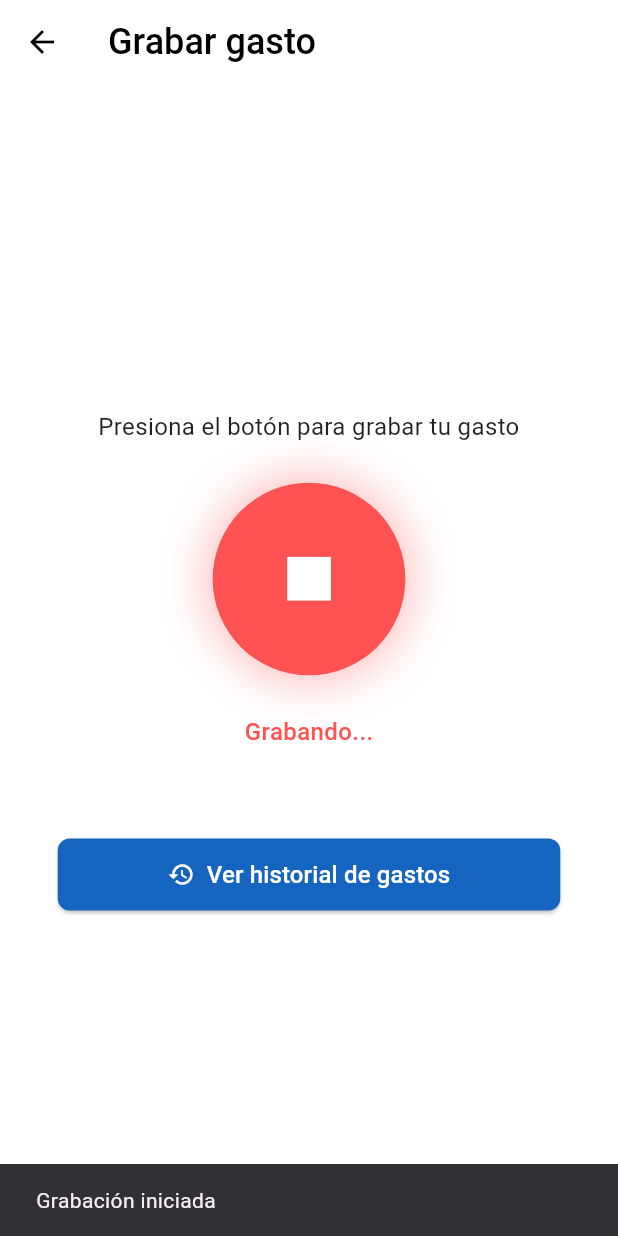
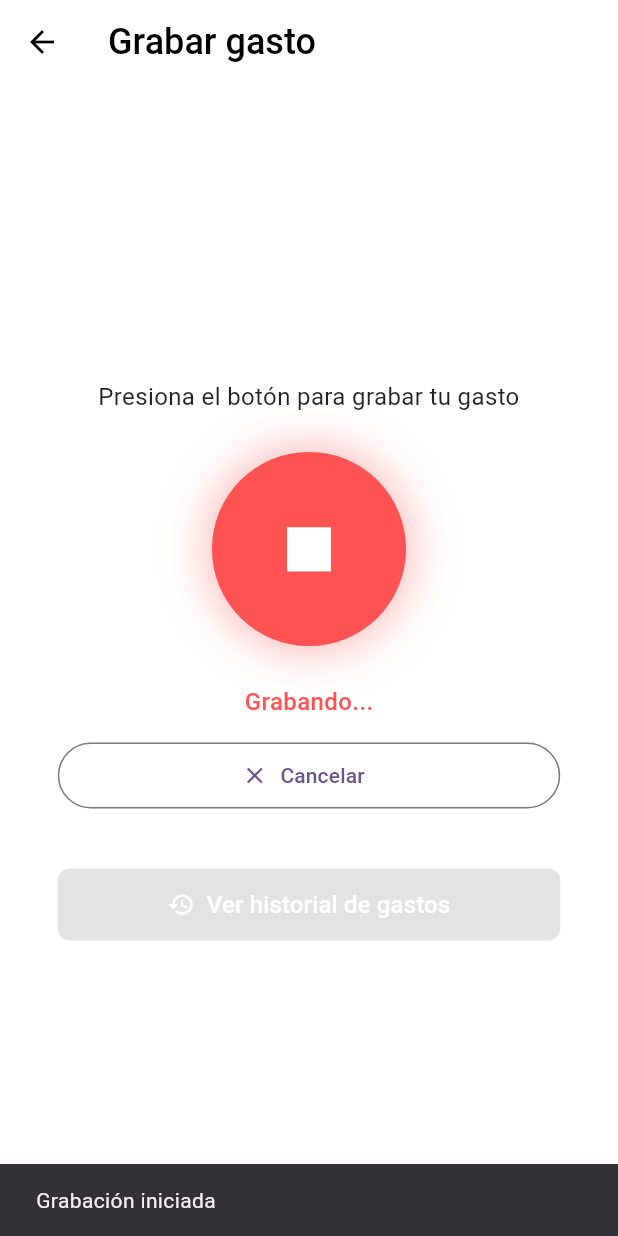
Before and after one commit to ethel1312/fynso, a Flutter app: the GrabarGastoScreen screen opened by its route, after a tap on the "mic" icon, on a phone screen of 412 x 824 dp. Run offline on Flutter 3.47's test engine with Material 3 defaults, Android fonts, the phone set to English and light mode, and no system bars; our stand-ins replace fl_chart, flutter_svg, permission_handler, shared_preferences; missing offline and left inert: flutter_sound; accounts and stored records are empty; statements that could not run were skipped.

Commit message:
mejoras en el servicio de grabar
- botón cancelar grabación añadido
- mostrar el detalle del gasto al terminar de grabar
- no permitir acceder al historial hasta que se termine de procesar el audio (para evitar mostrar una pantalla de historial vacío y tener que volver a ingresar a esta)

```diff
--- a/lib/data/models/transcribe_response.dart
+++ b/lib/data/models/transcribe_response.dart
@@ -1,19 +1,51 @@
+import 'dart:convert';
+import 'transaction_response.dart';
+
 class TranscribeResponse {
   final String transcript;
   final Map<String, dynamic> extracted;
-  final Map<String, dynamic> monthSummary;
+  final int? createdTransactionId;
+  final TransactionResponse? transaction; // prefetch
+  final Map<String, dynamic>? monthSummary;
 
   TranscribeResponse({
     required this.transcript,
     required this.extracted,
-    required this.monthSummary,
+    this.createdTransactionId,
+    this.transaction,
+    this.monthSummary,
   });
 
-  factory TranscribeResponse.fromJson(Map<String, dynamic> json) {
+  factory TranscribeResponse.fromApi(Map<String, dynamic> root) {
+    final data = (root['data'] ?? {}) as Map<String, dynamic>;
+    final transcript = (data['transcript'] ?? '') as String;
+
+    final extracted = Map<String, dynamic>.from(data['extracted'] ?? {});
+    final createdId = data['created_transaction_id'] as int?;
+    final txMap = data['transaction'] as Map<String, dynamic>?;
+
+    TransactionResponse? tx;
+    if (txMap != null) {
+      tx = TransactionResponse.fromJson(txMap);
+    }
+
+    final ms = data['month_summary'] as Map<String, dynamic>?;
+
     return TranscribeResponse(
-      transcript: json['data']['transcript'] ?? '',
-      extracted: json['data']['extracted'] ?? {},
-      monthSummary: json['data']['month_summary'] ?? {},
+      transcript: transcript,
+      extracted: extracted,
+      createdTransactionId: createdId,
+      transaction: tx,
+      monthSummary: ms,
     );
   }
+
+  // Alias por si en algún punto llamas desde un Map ya decodificado
+  factory TranscribeResponse.fromJson(Map<String, dynamic> root) =>
+      TranscribeResponse.fromApi(root);
+
+  static TranscribeResponse fromJsonString(String body) {
+    final root = jsonDecode(body) as Map<String, dynamic>;
+    return TranscribeResponse.fromApi(root);
+  }
 }
--- a/lib/features/agregar/view/grabar_gasto_screen.dart
+++ b/lib/features/agregar/view/grabar_gasto_screen.dart
@@ -1,18 +1,22 @@
-import 'package:flutter/material.dart';
-import 'package:fynso/common/themes/app_color.dart';
-import 'package:shared_preferences/shared_preferences.dart';
 import 'dart:async';
 import 'dart:io';
+
+import 'package:flutter/material.dart';
 import 'package:flutter_sound/flutter_sound.dart';
+import 'package:path_provider/path_provider.dart';
 import 'package:permission_handler/permission_handler.dart';
-import 'package:path_provider/path_provider.dart';
+import 'package:shared_preferences/shared_preferences.dart';
 
+import 'package:fynso/common/themes/app_color.dart';
 import '../../../common/widgets/custom_button.dart';
 import '../../../common/widgets/custom_text_title.dart';
+
+import '../../../data/services/audio_service.dart';
 import '../../../data/repositories/audio_repository.dart';
-import '../../../data/services/audio_service.dart';
 import '../view_model/grabar_gasto_viewmodel.dart';
-import '../../../data/models/transcribe_response.dart';
+
+// 👉 IMPORTA EL REQUEST QUE USA DetalleGastoScreen
+import '../../../data/models/transaction_detail_request.dart';
 
 class GrabarGastoScreen extends StatefulWidget {
   const GrabarGastoScreen({super.key});
@@ -23,127 +27,268 @@ class GrabarGastoScreen extends StatefulWidget {
 
 class _GrabarGastoScreenState extends State<GrabarGastoScreen>
     with SingleTickerProviderStateMixin {
+  // UI state
   bool isRecording = false;
+  bool isUploading = false;
+  bool isStopping = false; // evita taps múltiples al detener
+
+  // Animación del botón
   late AnimationController _controller;
   late Animation<double> _animation;
 
-  final recorder = FlutterSoundRecorder();
-  String? audioPath;
-  late GrabarGastoViewModel viewModel;
+  // Audio
+  final FlutterSoundRecorder _recorder = FlutterSoundRecorder();
+  String? _audioPath;
+
+  // VM
+  late final GrabarGastoViewModel _viewModel;
 
   @override
   void initState() {
     super.initState();
 
+    _viewModel = GrabarGastoViewModel(AudioRepository(AudioService()));
+
     _controller = AnimationController(
       vsync: this,
       duration: const Duration(seconds: 1),
-    )..repeat(reverse: true);
+    )..stop(); // solo animar cuando esté grabando
 
-    _animation = Tween<double>(
-      begin: 1.0,
-      end: 1.3,
-    ).animate(CurvedAnimation(parent: _controller, curve: Curves.easeInOut));
-
-    // Inicializa ViewModel
-    viewModel = GrabarGastoViewModel(AudioRepository(AudioService()));
-
-    // Inicializa recorder de manera segura
-    _initRecorder();
-  }
-
-  Future<void> _initRecorder() async {
-    // Solicitar permisos
-    if (!await Permission.microphone.isGranted) {
-      await Permission.microphone.request();
-    }
-
-    await recorder.openRecorder();
+    _animation = Tween<double>(begin: 1.0, end: 1.3)
+        .animate(CurvedAnimation(parent: _controller, curve: Curves.easeInOut));
   }
 
   @override
   void dispose() {
+    _safeStopAndClose();
     _controller.dispose();
-    recorder.closeRecorder();
     super.dispose();
   }
 
-  Future<void> startRecording() async {
+  // ----------------- Permisos -----------------
+
+  Future<void> _showGoToSettingsDialog() async {
+    if (!mounted) return;
+    await showDialog(
+      context: context,
+      builder: (ctx) => AlertDialog(
+        title: const Text('Permiso de micrófono requerido'),
+        content: const Text(
+          'Para grabar tus gastos, habilita el acceso al micrófono en los Ajustes del sistema.',
+        ),
+        actions: [
+          TextButton(
+            onPressed: () => Navigator.pop(ctx),
+            child: const Text('Cancelar'),
+          ),
+          TextButton(
+            onPressed: () async {
+              Navigator.pop(ctx);
+              await openAppSettings();
+            },
+            child: const Text('Abrir ajustes'),
+          ),
+        ],
+      ),
+    );
+  }
+
+  Future<bool> _ensureMicPermission() async {
+    var status = await Permission.microphone.status;
+    if (status.isGranted) return true;
+
+    status = await Permission.microphone.request();
+    if (status.isGranted) return true;
+
+    if (status.isPermanentlyDenied || status.isRestricted) {
+      await _showGoToSettingsDialog();
+    } else {
+      if (!mounted) return false;
+      ScaffoldMessenger.of(context).showSnackBar(
+        const SnackBar(content: Text('Se requiere el micrófono para grabar')),
+      );
+    }
+    return false;
+  }
+
+  // ----------------- Grabación -----------------
+
+  Future<void> _openRecorderIfNeeded() async {
+    await _recorder.openRecorder(); // idempotente
+  }
+
+  Future<void> _startRecording() async {
+    final ok = await _ensureMicPermission();
+    if (!ok) return;
+
     try {
-      await recorder.openRecorder();
+      await _openRecorderIfNeeded();
 
-      Directory dir = await getApplicationDocumentsDirectory();
-      audioPath = '${dir.path}/gasto.m4a';
+      final dir = await getApplicationDocumentsDirectory();
+      _audioPath = '${dir.path}/gasto.m4a';
 
-      await recorder.startRecorder(toFile: audioPath, codec: Codec.aacMP4);
+      await _recorder.startRecorder(
+        toFile: _audioPath,
+        codec: Codec.aacMP4,
+      );
+
+      setState(() {
+        isRecording = true;
+        _controller.repeat(reverse: true);
+      });
+
+      if (!mounted) return;
+      ScaffoldMessenger.of(context).showSnackBar(
+        const SnackBar(content: Text('Grabación iniciada')),
+      );
     } catch (e) {
-      ScaffoldMessenger.of(
-        context,
-      ).showSnackBar(SnackBar(content: Text('Error al iniciar grabación: $e')));
+      setState(() {
+        isRecording = false;
+        _controller.stop();
+      });
+      if (!mounted) return;
+      ScaffoldMessenger.of(context).showSnackBar(
+        SnackBar(content: Text('Error al iniciar grabación: $e')),
+      );
     }
   }
 
-  Future<void> stopRecording() async {
+  Future<void> _cancelRecording() async {
+    // Cancelar = detener y DESCARTAR archivo, sin subir
+    if (!isRecording || isUploading) return;
     try {
-      await recorder.stopRecorder();
+      try {
+        await _recorder.stopRecorder();
+      } catch (_) {}
+      // borrar archivo si existe
+      if (_audioPath != null) {
+        final f = File(_audioPath!);
+        if (await f.exists()) {
+          await f.delete();
+        }
+      }
+      setState(() {
+        isRecording = false;
+        _controller.stop();
+        _audioPath = null;
+      });
+      if (!mounted) return;
+      ScaffoldMessenger.of(context).showSnackBar(
+        const SnackBar(content: Text('Grabación cancelada')),
+      );
+    } catch (e) {
+      if (!mounted) return;
+      ScaffoldMessenger.of(context).showSnackBar(
+        SnackBar(content: Text('No se pudo cancelar: $e')),
+      );
+    } finally {
+      await _recorder.closeRecorder();
+    }
+  }
 
-      if (audioPath == null) return;
+  Future<void> _stopRecordingAndUpload() async {
+    if (isStopping) return;
+    isStopping = true;
+
+    try {
+      // 1) Detener
+      try {
+        await _recorder.stopRecorder();
+      } catch (_) {
+        // si ya estaba detenida, ignorar
+      }
+
+      setState(() {
+        isRecording = false;
+        _controller.stop();
+      });
+
+      // 2) Revisar archivo
+      if (_audioPath == null || !File(_audioPath!).existsSync()) {
+        if (!mounted) return;
+        ScaffoldMessenger.of(context).showSnackBar(
+          const SnackBar(content: Text('No se generó archivo de audio')),
+        );
+        return;
+      }
+
+      // 3) Subir
+      setState(() => isUploading = true);
 
       final prefs = await SharedPreferences.getInstance();
       final jwt = prefs.getString('jwt_token');
-
-      print("🟢 JWT leído antes de enviar audio: $jwt"); // <-- agrega esto
-
       if (jwt == null || jwt.isEmpty) {
+        if (!mounted) return;
         ScaffoldMessenger.of(context).showSnackBar(
           const SnackBar(content: Text('No se encontró token de usuario')),
         );
         return;
       }
 
-      await viewModel.enviarAudio(File(audioPath!), jwt);
+      await _viewModel.enviarAudio(File(_audioPath!), jwt);
 
-      if (viewModel.transcribeResult != null &&
-          viewModel.transcribeResult!.extracted.isNotEmpty) {
-        final gasto = viewModel.transcribeResult!.extracted;
-        Navigator.pushNamed(context, '/detalleGasto', arguments: gasto);
+      if (!mounted) return;
+
+      // 4) Navegar al detalle con datos REALES: SIEMPRE TransactionDetailRequest
+      final r = _viewModel.transcribeResult;
+      if (r != null) {
+        // Preferimos el id creado por el backend; si no, usamos el id de la transacción retornada
+        final txId = r.createdTransactionId ?? r.transaction?.idTransaction;
+        if (txId != null) {
+          final req = TransactionDetailRequest(jwt: jwt, idTransaction: txId);
+          await Navigator.pushNamed(context, '/detalleGasto', arguments: req);
+        } else {
+          // Fallback: no hay id -> no podemos cargar detalle por API
+          ScaffoldMessenger.of(context).showSnackBar(
+            const SnackBar(content: Text('No se obtuvo el ID de la transacción')),
+          );
+        }
       } else {
         ScaffoldMessenger.of(context).showSnackBar(
-          const SnackBar(
-            content: Text('No se pudo extraer información del audio'),
-          ),
+          const SnackBar(content: Text('No se pudo extraer información del audio')),
         );
       }
     } catch (e) {
-      ScaffoldMessenger.of(
-        context,
-      ).showSnackBar(SnackBar(content: Text('Error al detener grabación: $e')));
+      if (mounted) {
+        ScaffoldMessenger.of(context).showSnackBar(
+          SnackBar(content: Text('Error al procesar audio: $e')),
+        );
+      }
+    } finally {
+      setState(() => isUploading = false);
+      isStopping = false;
+      await _safeStopAndClose();
     }
   }
 
-  void _toggleRecording() async {
-    setState(() {
-      isRecording = !isRecording;
-    });
+  Future<void> _safeStopAndClose() async {
+    try {
+      if (_recorder.isRecording) {
+        await _recorder.stopRecorder();
+      }
+    } catch (_) {}
+    try {
+      await _recorder.closeRecorder();
+    } catch (_) {}
+  }
 
-    ScaffoldMessenger.of(context).showSnackBar(
-      SnackBar(
-        content: Text(
-          isRecording ? 'Grabación iniciada' : 'Grabación detenida',
-        ),
-        duration: const Duration(seconds: 1),
-      ),
-    );
+  // ----------------- UI Actions -----------------
 
-    if (isRecording) {
-      await startRecording();
+  Future<void> _onMicButtonPressed() async {
+    if (isUploading) return; // mientras sube, no permitir
+    if (!isRecording) {
+      await _startRecording();
     } else {
-      await stopRecording();
+      await _stopRecordingAndUpload();
     }
   }
 
+  // ----------------- Build -----------------
+
   @override
   Widget build(BuildContext context) {
+    final isBusy = isRecording || isUploading;
+
     return Scaffold(
       backgroundColor: Colors.white,
       appBar: AppBar(
@@ -153,7 +298,9 @@ class _GrabarGastoScreenState extends State<GrabarGastoScreen>
         elevation: 0,
         leading: IconButton(
           icon: const Icon(Icons.arrow_back, color: Colors.black),
-          onPressed: () {
+          onPressed: isBusy
+              ? null
+              : () {
             Navigator.pushReplacementNamed(context, '/home');
           },
         ),
@@ -171,56 +318,87 @@ class _GrabarGastoScreenState extends State<GrabarGastoScreen>
                 textAlign: TextAlign.center,
               ),
               const SizedBox(height: 40),
+
+              // Botón mic con animación solo cuando graba
               ScaleTransition(
-                scale: isRecording
-                    ? _animation
-                    : const AlwaysStoppedAnimation(1),
+                scale: isRecording ? _animation : const AlwaysStoppedAnimation(1),
                 child: GestureDetector(
-                  onTap: _toggleRecording,
+                  onTap: _onMicButtonPressed,
                   child: Container(
                     width: 100,
                     height: 100,
                     decoration: BoxDecoration(
-                      color: isRecording
-                          ? Colors.redAccent
-                          : AppColor.azulFynso,
+                      color: isRecording ? Colors.redAccent : AppColor.azulFynso,
                       shape: BoxShape.circle,
                       boxShadow: [
                         BoxShadow(
-                          color:
-                              (isRecording
-                                      ? Colors.redAccent
-                                      : AppColor.azulFynso)
-                                  .withOpacity(0.4),
+                          color: (isRecording ? Colors.redAccent : AppColor.azulFynso)
+                              .withOpacity(0.4),
                           blurRadius: 20,
                           spreadRadius: 3,
                         ),
                       ],
                     ),
-                    child: Icon(
-                      isRecording ? Icons.stop : Icons.mic,
-                      color: Colors.white,
-                      size: 45,
+                    child: Center(
+                      child: isUploading
+                          ? const SizedBox(
+                        width: 26,
+                        height: 26,
+                        child: CircularProgressIndicator(
+                          strokeWidth: 3,
+                          valueColor: AlwaysStoppedAnimation<Color>(Colors.white),
+                        ),
+                      )
+                          : Icon(
+                        isRecording ? Icons.stop : Icons.mic,
+                        color: Colors.white,
+                        size: 45,
+                      ),
                     ),
                   ),
                 ),
               ),
+
               const SizedBox(height: 40),
+
               Text(
-                isRecording ? "Grabando..." : "Listo para grabar",
+                isUploading
+                    ? "Procesando..."
+                    : (isRecording ? "Grabando..." : "Listo para grabar"),
                 style: TextStyle(
-                  color: isRecording ? Colors.redAccent : Colors.grey[700],
+                  color: isUploading
+                      ? Colors.blueGrey
+                      : (isRecording ? Colors.redAccent : Colors.grey[700]),
                   fontSize: 16,
                   fontWeight: FontWeight.w500,
                 ),
               ),
-              const SizedBox(height: 60),
+
+              // Botón Cancelar (solo si está grabando)
+              if (isRecording) ...[
+                const SizedBox(height: 16),
+                SizedBox(
+                  width: 335,
+                  height: 44,
+                  child: OutlinedButton.icon(
+                    onPressed: isUploading ? null : _cancelRecording,
+                    icon: const Icon(Icons.close),
+                    label: const Text('Cancelar'),
+                  ),
+                ),
+              ],
+
+              const SizedBox(height: 40),
+
+              // Ir a historial (bloqueado si está grabando/subiendo)
               CustomButton(
                 text: 'Ver historial de gastos',
                 backgroundColor: AppColor.azulFynso,
                 icon: const Icon(Icons.history, color: Colors.white),
-                onPressed: () async {
-                  Navigator.pushNamed(context, '/historialGastos');
+                onPressed: isBusy
+                    ? null
+                    : () async {
+                  await Navigator.pushNamed(context, '/historialGastos');
                 },
               ),
             ],
--- a/lib/features/agregar/view_model/grabar_gasto_viewmodel.dart
+++ b/lib/features/agregar/view_model/grabar_gasto_viewmodel.dart
@@ -7,17 +7,19 @@ class GrabarGastoViewModel extends ChangeNotifier {
   final AudioRepository repository;
   bool isLoading = false;
   TranscribeResponse? transcribeResult;
+  String? error;
 
   GrabarGastoViewModel(this.repository);
 
   Future<void> enviarAudio(File audioFile, String jwt) async {
     isLoading = true;
+    error = null;
     notifyListeners();
 
     try {
       transcribeResult = await repository.transcribirAudio(audioFile, jwt);
     } catch (e) {
-      print('Error en VM: $e');
+      error = e.toString();
       transcribeResult = null;
     } finally {
       isLoading = false;
```
Also changed, not shown: lib/data/models/transaction_response.dart (+30 -4 lines), lib/data/services/audio_service.dart (+18 -14 lines), 1 other file.
